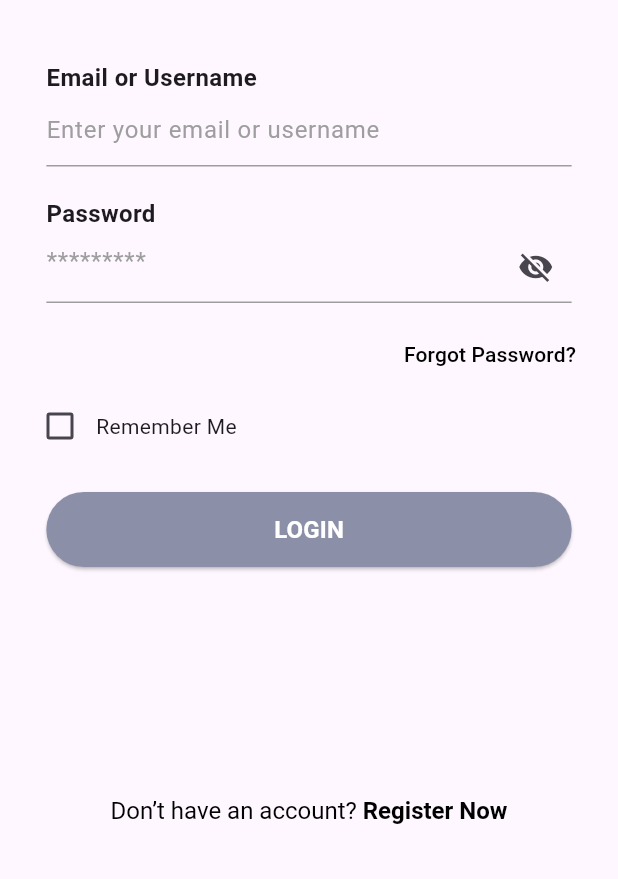
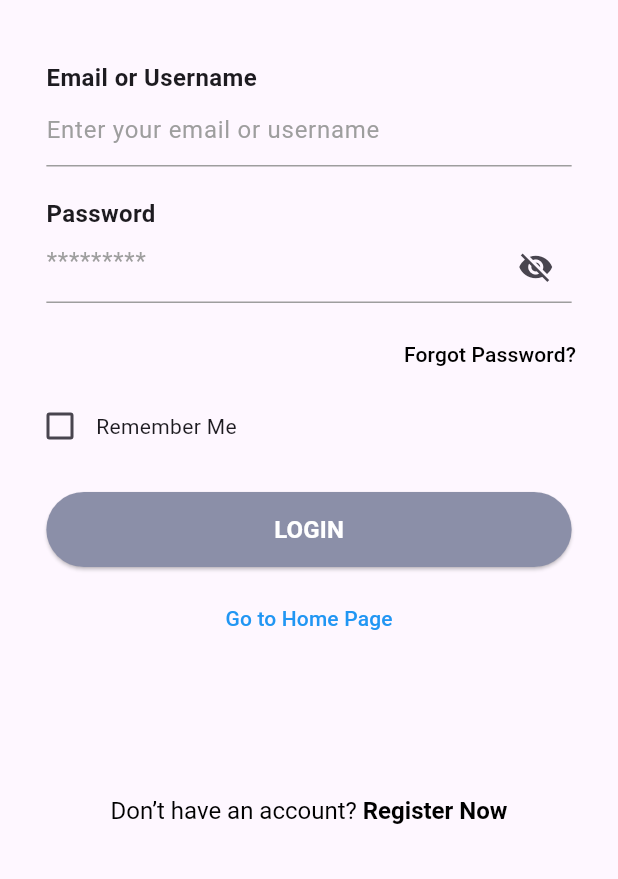
Before and after one commit to COS301-SE-2024/TuneIn, a Flutter app: the screen it shows after launch, after a tap on "Login", on a phone screen of 412 x 824 dp, the part 357-1236 px from its top. Run offline on Flutter 3.47's test engine with Material 3 defaults, Android fonts, the phone set to English and light mode, and no system bars; our stand-ins replace google_fonts.

Commit message:
dummy homePage

```diff
--- a/code/tunein/lib/main.dart
+++ b/code/tunein/lib/main.dart
@@ -7,6 +7,7 @@ import 'screens/register_other.dart';
 import 'screens/login_other.dart';
 import 'screens/login.dart';
 import 'screens/register.dart';
+import 'screens/home.dart'; // Import HomePage
 
 void main() {
   runApp(MyApp());
@@ -30,6 +31,7 @@ class MyApp extends StatelessWidget {
         Routes.loginOther: (context) => LoginOtherScreen(), // Register the loginOther route
         Routes.loginStreaming: (context) => LoginStreamingScreen(), // Register the loginStreaming route
         Routes.registerStreaming: (context) => RegisterStreamingScreen(), // Register the registerStreaming route
+        '/home': (context) => HomePage(), // Register the home route
       },
     );
   }
--- a/code/tunein/lib/screens/home.dart
+++ b/code/tunein/lib/screens/home.dart
@@ -1,10 +1,33 @@
-import "package:flutter/material.dart";
+import 'package:flutter/material.dart';
 
 class HomePage extends StatelessWidget {
   const HomePage({super.key});
 
   @override
   Widget build(BuildContext context) {
-    return const Placeholder();
+    return Scaffold(
+      appBar: AppBar(
+        title: const Text('Home Page'),
+      ),
+      body: Center(
+        child: Column(
+          mainAxisAlignment: MainAxisAlignment.center,
+          children: <Widget>[
+            const Text(
+              'Welcome to the Home Page!',
+              style: TextStyle(fontSize: 24, fontWeight: FontWeight.bold),
+            ),
+            const SizedBox(height: 20),
+            ElevatedButton(
+              onPressed: () {
+                // Navigate back to the login page or another page if needed
+                Navigator.pop(context);
+              },
+              child: const Text('Go Back to Login'),
+            ),
+          ],
+        ),
+      ),
+    );
   }
 }
--- a/code/tunein/lib/screens/login.dart
+++ b/code/tunein/lib/screens/login.dart
@@ -1,6 +1,7 @@
 import 'package:flutter/material.dart';
 import 'package:google_fonts/google_fonts.dart';
 import 'register.dart';
+import 'home.dart'; // Import HomePage
 
 class LoginScreen extends StatefulWidget {
   @override
@@ -16,29 +17,28 @@ class _LoginScreenState extends State<LoginScreen> {
     final mediaQuery = MediaQuery.of(context);
 
     return Scaffold(
-
       body: Container(
-        padding: EdgeInsets.symmetric(vertical: 20, horizontal: 16),
+        padding: const EdgeInsets.symmetric(vertical: 20, horizontal: 16),
         child: Stack(
           children: [
             Column(
               crossAxisAlignment: CrossAxisAlignment.start,
               children: [
                 Padding(
-                  padding: EdgeInsets.only(top: 8), // Add top padding
+                  padding: const EdgeInsets.only(top: 8), // Add top padding
                   child: Row(
                     children: [
                       IconButton(
-                        icon: Icon(Icons.arrow_back),
+                        icon: const Icon(Icons.arrow_back),
                         onPressed: () {
                           Navigator.pop(context);
                         },
                       ),
-                      Spacer(), // Add space between back arrow and logo
+                      const Spacer(), // Add space between back arrow and logo
                       Text(
                         'Logo',
                         style: GoogleFonts.poppins(
-                          textStyle: TextStyle(
+                          textStyle: const TextStyle(
                             fontSize: 24,
                             fontWeight: FontWeight.bold,
                           ),
@@ -47,36 +47,35 @@ class _LoginScreenState extends State<LoginScreen> {
                     ],
                   ),
                 ),
-                SizedBox(height: 70),
+                const SizedBox(height: 70),
                 Text(
                   'Welcome Back to TuneIn',
                   style: GoogleFonts.poppins(
-                    textStyle: TextStyle(
+                    textStyle: const TextStyle(
                       fontSize: 32,
                       fontWeight: FontWeight.bold,
                     ),
                   ),
                   textAlign: TextAlign.center,
                 ),
-                SizedBox(height: 40),
+                const SizedBox(height: 40),
                 Center(
                   child: Column(
                     crossAxisAlignment: CrossAxisAlignment.start,
                     children: [
                       Container(
-                        width:
-                            mediaQuery.size.width * 0.85, // Adjust input width
+                        width: mediaQuery.size.width * 0.85, // Adjust input width
                         child: Column(
                           crossAxisAlignment: CrossAxisAlignment.start,
                           children: [
-                            Text(
+                            const Text(
                               'Email or Username',
                               style: TextStyle(
                                 fontSize: 16,
                                 fontWeight: FontWeight.bold,
                               ),
                             ),
-                            TextField(
+                            const TextField(
                               decoration: InputDecoration(
                                 hintText: 'Enter your email or username',
                                 hintStyle: TextStyle(color: Colors.grey),
@@ -91,14 +90,13 @@ class _LoginScreenState extends State<LoginScreen> {
                           ],
                         ),
                       ),
-                      SizedBox(height: 20),
+                      const SizedBox(height: 20),
                       Container(
-                        width:
-                            mediaQuery.size.width * 0.85, // Adjust input width
+                        width: mediaQuery.size.width * 0.85, // Adjust input width
                         child: Column(
                           crossAxisAlignment: CrossAxisAlignment.start,
                           children: [
-                            Text(
+                            const Text(
                               'Password',
                               style: TextStyle(
                                 fontSize: 16,
@@ -109,11 +107,11 @@ class _LoginScreenState extends State<LoginScreen> {
                               obscureText: _obscureText,
                               decoration: InputDecoration(
                                 hintText: '*********',
-                                hintStyle: TextStyle(color: Colors.grey),
-                                enabledBorder: UnderlineInputBorder(
+                                hintStyle: const TextStyle(color: Colors.grey),
+                                enabledBorder: const UnderlineInputBorder(
                                   borderSide: BorderSide(color: Colors.grey),
                                 ),
-                                focusedBorder: UnderlineInputBorder(
+                                focusedBorder: const UnderlineInputBorder(
                                   borderSide: BorderSide(color: Colors.black),
                                 ),
                                 suffixIcon: IconButton(
@@ -136,7 +134,7 @@ class _LoginScreenState extends State<LoginScreen> {
                     ],
                   ),
                 ),
-                SizedBox(height: 10),
+                const SizedBox(height: 10),
                 // Forgot Password
                 Align(
                   alignment: Alignment.centerRight,
@@ -144,7 +142,7 @@ class _LoginScreenState extends State<LoginScreen> {
                     onPressed: () {
                       // Implement forgot password functionality here
                     },
-                    child: Text(
+                    child: const Text(
                       'Forgot Password?',
                       style: TextStyle(color: Colors.black),
                     ),
@@ -161,10 +159,10 @@ class _LoginScreenState extends State<LoginScreen> {
                         });
                       },
                     ),
-                    Text('Remember Me'),
+                    const Text('Remember Me'),
                   ],
                 ),
-                SizedBox(height: 20),
+                const SizedBox(height: 20),
                 // Center align the buttons
                 Center(
                   child: Column(
@@ -173,26 +171,38 @@ class _LoginScreenState extends State<LoginScreen> {
                         width: mediaQuery.size.width * 0.85,
                         height: 50,
                         child: ElevatedButton(
-                          onPressed: () {},
+                          onPressed: () {
+                            Navigator.pushNamed(context, '/home'); // Navigate to home page
+                          },
                           style: ElevatedButton.styleFrom(
                             backgroundColor:
-                                Color(0xFF8B8FA8), // Login button color
+                                const Color(0xFF8B8FA8), // Login button color
                           ),
-                          child: Text(
+                          child: const Text(
                             'LOGIN',
                             style: TextStyle(
                               fontSize: 16, // Set font size to 16
-                              fontWeight: FontWeight
-                                  .bold, // Set font weight to semibold
+                              fontWeight: FontWeight.bold, // Set font weight to semibold
                               color: Colors.white, // Set text color to black
                             ),
                           ),
                         ),
                       ),
+                      const SizedBox(height: 10),
+                      // Small link to home page
+                      TextButton(
+                        onPressed: () {
+                          Navigator.pushNamed(context, '/home'); // Navigate to home page
+                        },
+                        child: const Text(
+                          'Go to Home Page',
+                          style: TextStyle(color: Colors.blue),
+                        ),
+                      ),
                     ],
                   ),
                 ),
-                SizedBox(height: 20),
+                const SizedBox(height: 20),
               ],
             ),
             Positioned(
@@ -207,11 +217,11 @@ class _LoginScreenState extends State<LoginScreen> {
                   );
                 },
                 child: Container(
-                  padding: EdgeInsets.all(16),
+                  padding: const EdgeInsets.all(16),
                   color: Colors.transparent,
                   child: Center(
                     child: RichText(
-                      text: TextSpan(
+                      text: const TextSpan(
                         text: "Don’t have an account? ",
                         style: TextStyle(
                           fontSize: 16,
```
Also changed, not shown: code/tunein/lib/screens/components/roomCards.dart (added).
